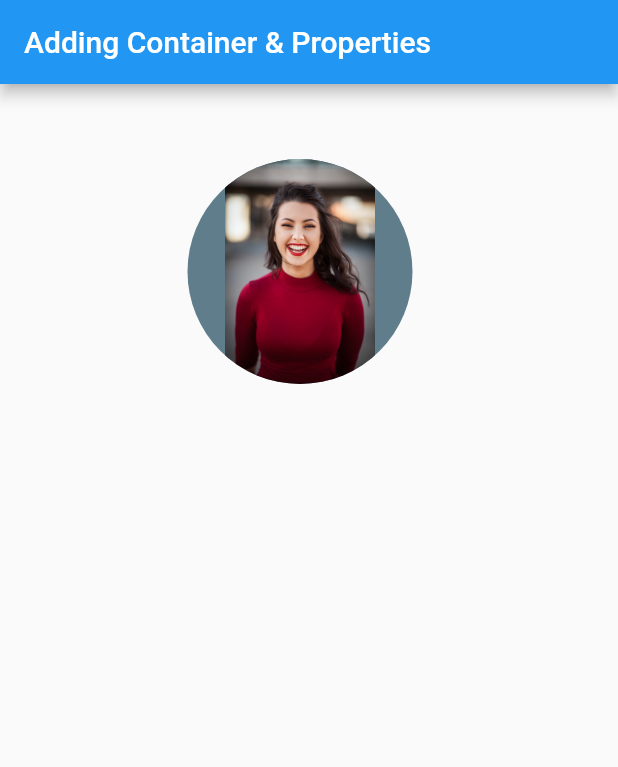
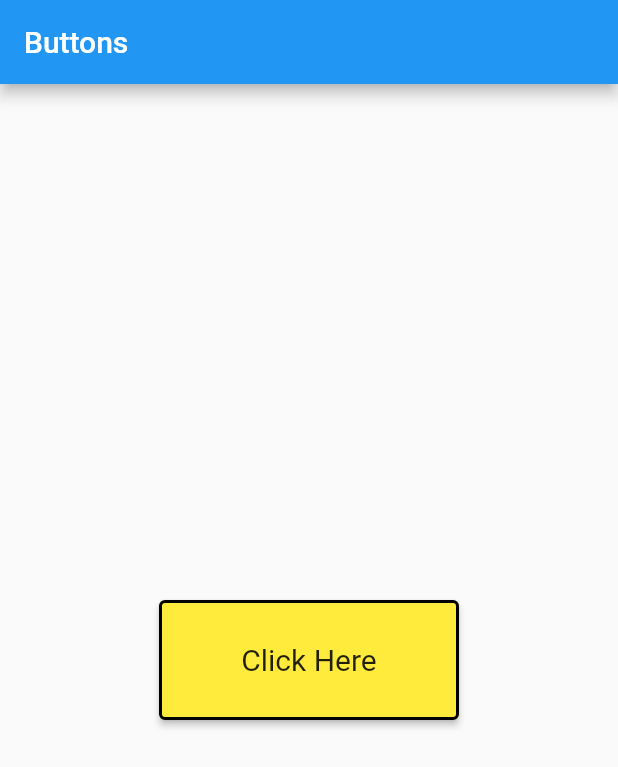
Before and after one commit to Pankajkalbande/flutter_application_1, a Flutter app: the screen it shows after launch, on a phone screen of 412 x 824 dp. Shown: the top 767 px of the screen. Run offline on Flutter 3.47's test engine with Material 2 defaults, Android fonts, the phone set to English and light mode, and no system bars.

Commit message:
AddedElevatedButton

```diff
--- a/lib/main.dart
+++ b/lib/main.dart
@@ -1,4 +1,5 @@
 import 'package:flutter/material.dart';
+import 'package:flutter_application_1/screen/addButtons.dart';
 //import 'package:flutter_application_1/screen/AddIcons.dart';
 import 'package:flutter_application_1/screen/container.dart';
 import 'package:flutter_application_1/screen/dashboard.dart';
@@ -12,7 +13,8 @@ void main() {
       // home: Dashboard(),
       // home: AddImage(),
       // home: AddIcons(),
-      home: AddContainer(),
+      // home: AddContainer(),
+      home: Button(),
     ),
   );
 }
--- /dev/null
+++ b/lib/screen/addButtons.dart
@@ -0,0 +1,32 @@
+import 'package:flutter/material.dart';
+
+class Button extends StatelessWidget {
+  const Button({super.key});
+
+  @override
+  Widget build(BuildContext context) {
+    return Scaffold(
+      appBar: AppBar(
+        title: const Text("Buttons"),
+      ),
+      body: Center(
+        child: ElevatedButton(
+          onPressed: () {},
+          style: ElevatedButton.styleFrom(
+            padding: const EdgeInsets.all(20.0),
+            fixedSize: const Size(200, 80),
+            backgroundColor: Colors.yellow,
+            foregroundColor: Colors.black87,
+            side: const BorderSide(
+              width: 2,
+            ),
+            textStyle: const TextStyle(
+              fontSize: 20.0,
+            ),
+          ),
+          child: const Text("Click Here"),
+        ),
+      ),
+    );
+  }
+}
```
